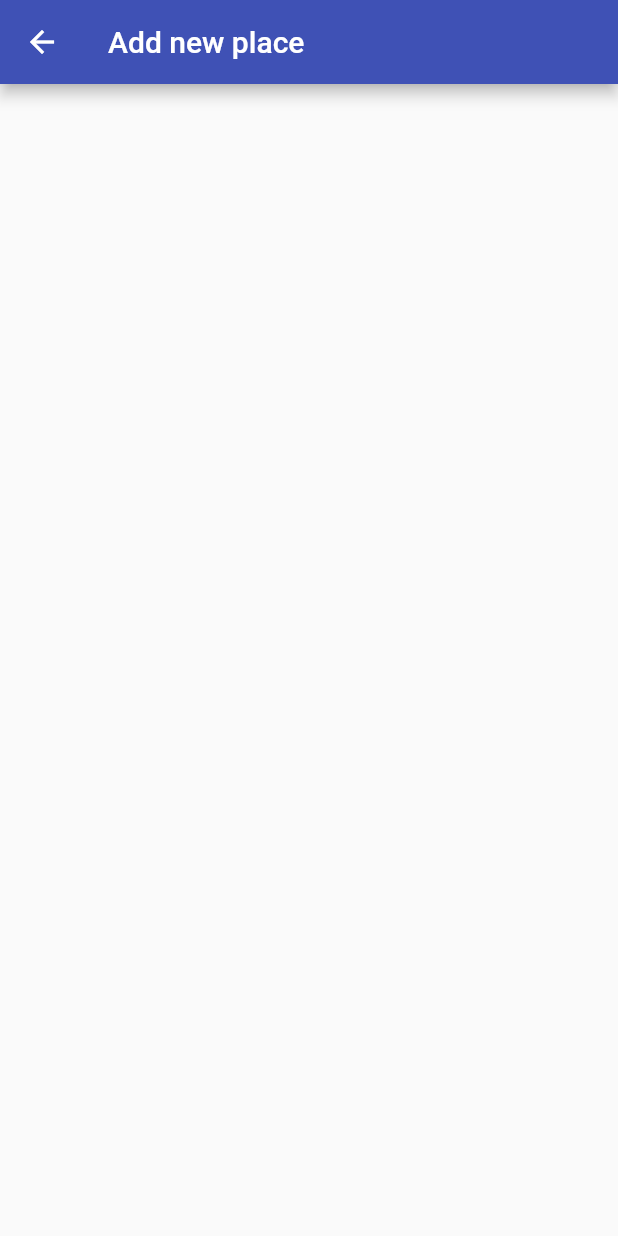
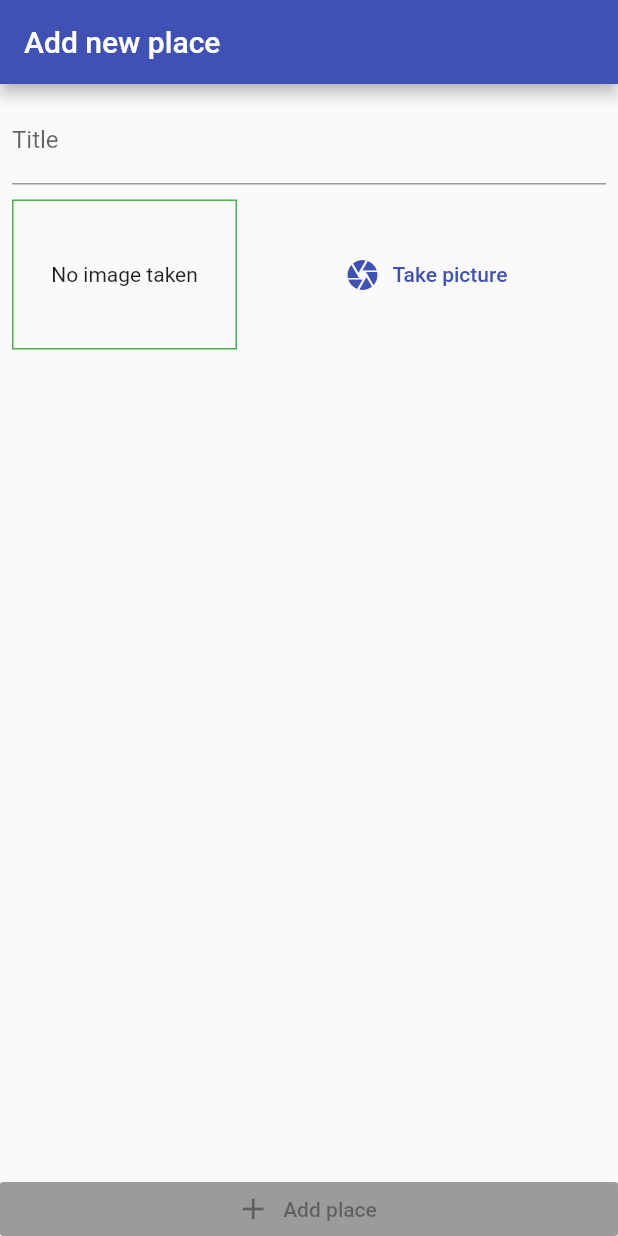
Before and after one commit to diyarfaraj/flutter_place_app, a Flutter app: the AddPlaceScreen screen opened directly, on a phone screen of 412 x 824 dp. Run offline on Flutter 3.47's test engine with Material 2 defaults, Android fonts, the phone set to English and light mode, and no system bars.

Commit message:
basic layout added + img input widget

```diff
--- a/lib/main.dart
+++ b/lib/main.dart
@@ -1,5 +1,7 @@
 import 'package:flutter/material.dart';
 import 'package:places_app/providers/great_places.dart';
+import 'package:places_app/screens/add_place_screen.dart';
+import 'package:places_app/screens/places_list_screen.dart';
 import 'package:provider/provider.dart';
 
 void main() => runApp(MyApp());
@@ -10,12 +12,16 @@ class MyApp extends StatelessWidget {
     return ChangeNotifierProvider.value(
       value: GreatPlaces(),
       child: MaterialApp(
+        debugShowCheckedModeBanner: false,
         title: 'Great Places',
         theme: ThemeData(
           primarySwatch: Colors.indigo,
-          accentColor: Colors.amber,
+          accentColor: Colors.amber[200],
         ),
-        home: Container(),
+        home: PlacesListScreen(),
+        routes: {
+          AddPlaceScreen.routeName: (ctx) => AddPlaceScreen(),
+        },
       ),
     );
   }
--- a/lib/screens/add_place_screen.dart
+++ b/lib/screens/add_place_screen.dart
@@ -1,4 +1,5 @@
 import 'package:flutter/material.dart';
+import 'package:places_app/widgets/image_input.dart';
 
 class AddPlaceScreen extends StatefulWidget {
   static const routeName = '/add-place';
@@ -8,12 +9,47 @@ class AddPlaceScreen extends StatefulWidget {
 }
 
 class _AddPlaceScreenState extends State<AddPlaceScreen> {
+  final _titleController = TextEditingController();
+
   @override
   Widget build(BuildContext context) {
     return Scaffold(
       appBar: AppBar(
         title: Text("Add new place"),
       ),
+      body: Column(
+        mainAxisAlignment: MainAxisAlignment.spaceBetween,
+        crossAxisAlignment: CrossAxisAlignment.stretch,
+        children: [
+          Expanded(
+            child: SingleChildScrollView(
+              child: Padding(
+                padding: const EdgeInsets.all(8.0),
+                child: Column(
+                  children: [
+                    TextField(
+                      decoration: InputDecoration(labelText: 'Title'),
+                      controller: _titleController,
+                    ),
+                    SizedBox(
+                      height: 10,
+                    ),
+                    ImageInput()
+                  ],
+                ),
+              ),
+            ),
+          ),
+          RaisedButton.icon(
+            onPressed: null,
+            icon: Icon(Icons.add),
+            label: Text("Add place"),
+            elevation: 0,
+            materialTapTargetSize: MaterialTapTargetSize.shrinkWrap,
+            color: Theme.of(context).accentColor,
+          )
+        ],
+      ),
     );
   }
 }
--- a/lib/screens/places_list_screen.dart
+++ b/lib/screens/places_list_screen.dart
@@ -1,4 +1,5 @@
 import 'package:flutter/material.dart';
+import 'package:places_app/screens/add_place_screen.dart';
 
 class PlacesListScreen extends StatelessWidget {
   @override
@@ -9,7 +10,9 @@ class PlacesListScreen extends StatelessWidget {
         actions: [
           IconButton(
             icon: Icon(Icons.add),
-            onPressed: null,
+            onPressed: () {
+              Navigator.of(context).pushNamed(AddPlaceScreen.routeName);
+            },
           )
         ],
       ),
--- /dev/null
+++ b/lib/widgets/image_input.dart
@@ -0,0 +1,50 @@
+import 'dart:io';
+
+import 'package:flutter/material.dart';
+
+class ImageInput extends StatefulWidget {
+  @override
+  _ImageInputState createState() => _ImageInputState();
+}
+
+class _ImageInputState extends State<ImageInput> {
+  File _storeImage;
+  @override
+  Widget build(BuildContext context) {
+    return Row(
+      children: [
+        Container(
+          width: 150,
+          height: 100,
+          decoration: BoxDecoration(
+            border: Border.all(width: 1, color: Colors.green),
+          ),
+          child: _storeImage != null
+              ? Image.file(
+                  _storeImage,
+                  fit: BoxFit.cover,
+                  width: double.infinity,
+                )
+              : Text(
+                  "No image taken",
+                  textAlign: TextAlign.center,
+                ),
+          alignment: Alignment.center,
+        ),
+        SizedBox(
+          width: 10,
+        ),
+        Expanded(
+          child: FlatButton.icon(
+            onPressed: null,
+            icon: Icon(
+              Icons.camera,
+            ),
+            label: Text("Take picture"),
+            textColor: Theme.of(context).primaryColor,
+          ),
+        ),
+      ],
+    );
+  }
+}
```
Also changed, not shown: 1 other file.
